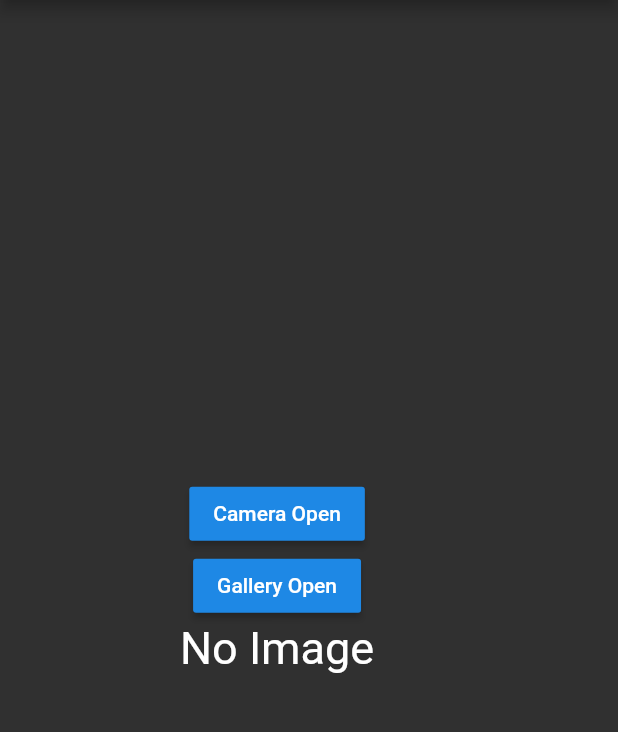
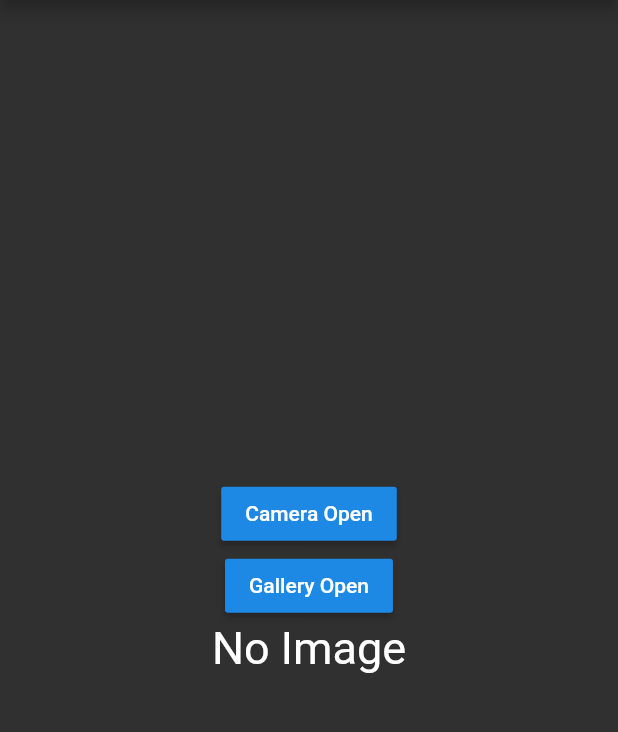
Before and after one commit to lbaweja1999/CameraDemo_Flutter, a Flutter app: the screen it shows after launch, on a phone screen of 412 x 824 dp, the part 84-816 px from its top. Run offline on Flutter 3.47's test engine with Material 2 defaults, Android fonts, the phone set to English and light mode, and no system bars; our stand-ins replace image_picker.

Commit message:
Changes in layout

```diff
--- a/lib/screens/camera.dart
+++ b/lib/screens/camera.dart
@@ -34,12 +34,9 @@ class _CameraDemoState extends State<CameraDemo> {
         centerTitle: true,
         backgroundColor: Colors.blue,
       ),
-      body: Container(
-        margin: EdgeInsets.only(left: 120),
+      body: Center(
         child: Column(
-//          crossAxisAlignment: CrossAxisAlignment.center,
           mainAxisAlignment: MainAxisAlignment.center,
-
           children: <Widget>[
             RaisedButton(
               child: Text('Camera Open'),
```
Also changed, not shown: 1 other file.
